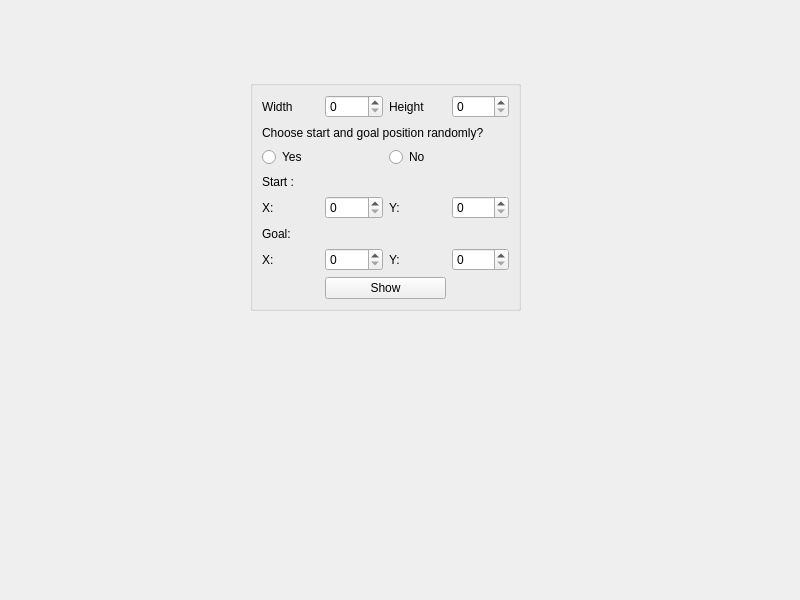
Qt form mainwindow.ui (rbetik12/A-Star-QT) before a commit.
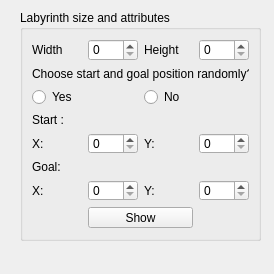
The same form after that commit.

The edit to the form file:
```diff
--- a/mainwindow.ui
+++ b/mainwindow.ui
@@ -6,8 +6,8 @@
    <rect>
     <x>0</x>
     <y>0</y>
-    <width>800</width>
-    <height>600</height>
+    <width>274</width>
+    <height>274</height>
    </rect>
   </property>
   <property name="windowTitle">
@@ -15,16 +15,19 @@
   </property>
   <widget class="QWidget" name="centralwidget">
    <widget class="QGroupBox" name="groupBox">
+    <property name="enabled">
+     <bool>true</bool>
+    </property>
     <property name="geometry">
      <rect>
-      <x>250</x>
-      <y>80</y>
-      <width>271</width>
+      <x>20</x>
+      <y>10</y>
+      <width>241</width>
       <height>231</height>
      </rect>
     </property>
     <property name="title">
-     <string/>
+     <string>Labyrinth size and attributes</string>
     </property>
     <layout class="QGridLayout" name="gridLayout">
      <item row="4" column="1">
```
Left out of the diff: 114 changed lines with no effect on the pictures.
